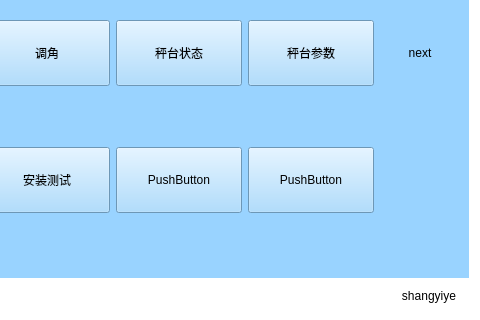
Old version of the form WeighSensor/tiaochen.ui in the repository xsw258x2s5w8/WeightSensor; both pictures show x 168 to 648 and y 162 to 482 of the 648 by 482 pixel window.
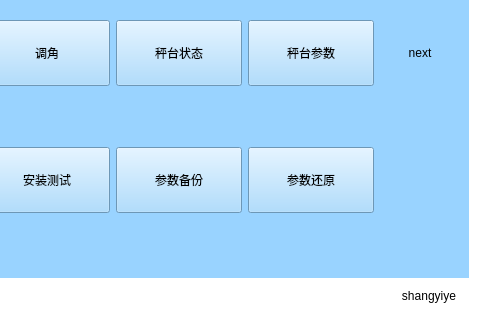
New version of the form.

Diff of the .ui file:
```diff
--- a/WeighSensor/tiaochen.ui
+++ b/WeighSensor/tiaochen.ui
@@ -89,7 +89,7 @@
          </size>
         </property>
         <property name="text">
-         <string>PushButton</string>
+         <string>参数还原</string>
         </property>
        </widget>
       </item>
@@ -209,7 +209,7 @@
          </size>
         </property>
         <property name="text">
-         <string>PushButton</string>
+         <string>参数备份</string>
         </property>
        </widget>
       </item>
```
Left out of the diff: 4 changed lines with no effect on the pictures.
